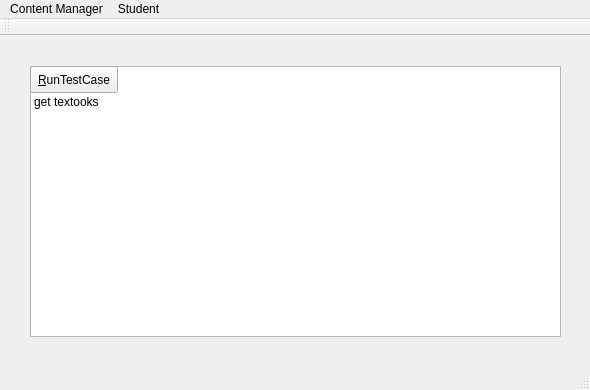
Before: the Qt Designer form gui_test/mainwindow.ui in AnkushVarshneya/CUTPS, drawn with Qt 5.
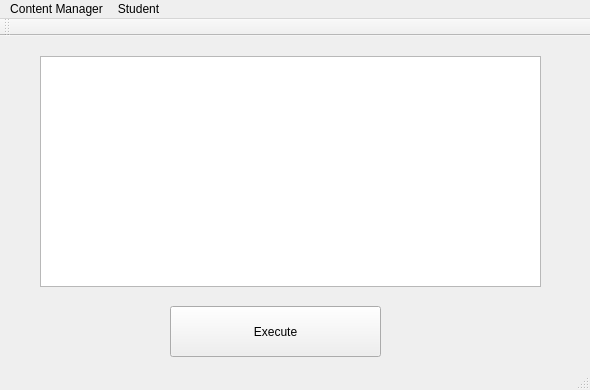
After: the same form once the commit is applied.

The edit to the form file:
```diff
--- a/gui_test/mainwindow.ui
+++ b/gui_test/mainwindow.ui
@@ -14,42 +14,27 @@
    <string>cuTPS Client Test Cases</string>
   </property>
   <widget class="QWidget" name="centralWidget">
-   <widget class="QListWidget" name="listWidget">
+   <widget class="QTextBrowser" name="textBrowser">
     <property name="geometry">
      <rect>
-      <x>30</x>
-      <y>30</y>
-      <width>531</width>
-      <height>271</height>
+      <x>40</x>
+      <y>20</y>
+      <width>501</width>
+      <height>231</height>
      </rect>
     </property>
-    <item>
-     <property name="text">
-      <string>add textook</string>
-     </property>
-    </item>
-    <item>
-     <property name="text">
-      <string>delete textbook</string>
-     </property>
-    </item>
-    <item>
-     <property name="text">
-      <string>get textooks</string>
-     </property>
-    </item>
    </widget>
    <widget class="QPushButton" name="runTestCaseOption">
     <property name="geometry">
      <rect>
-      <x>30</x>
-      <y>30</y>
-      <width>88</width>
-      <height>27</height>
+      <x>170</x>
+      <y>270</y>
+      <width>211</width>
+      <height>51</height>
      </rect>
     </property>
     <property name="text">
-     <string>&amp;RunTestCase</string>
+     <string>Execute</string>
     </property>
    </widget>
   </widget>
```
Left out of the diff: 82 changed lines with no effect on the pictures.
